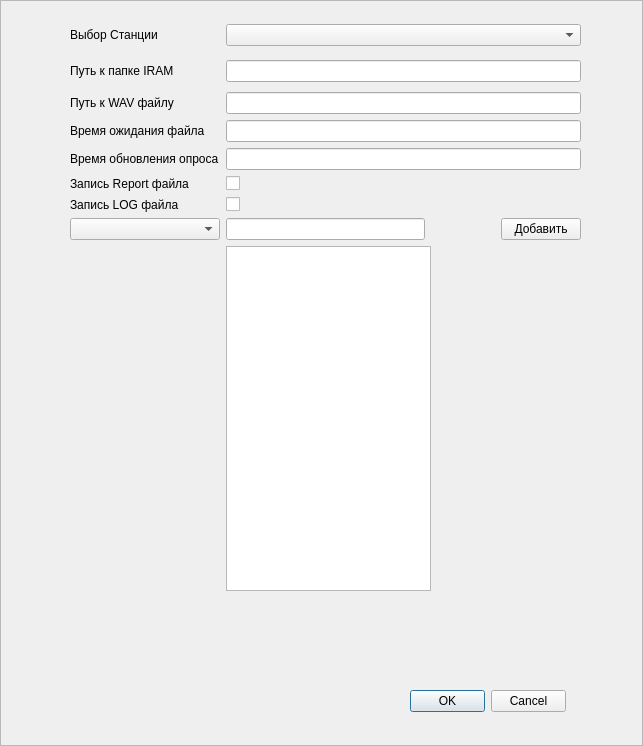
The window that Settings.ui (meteoaza/maint) describes before a commit, drawn with Qt 5.
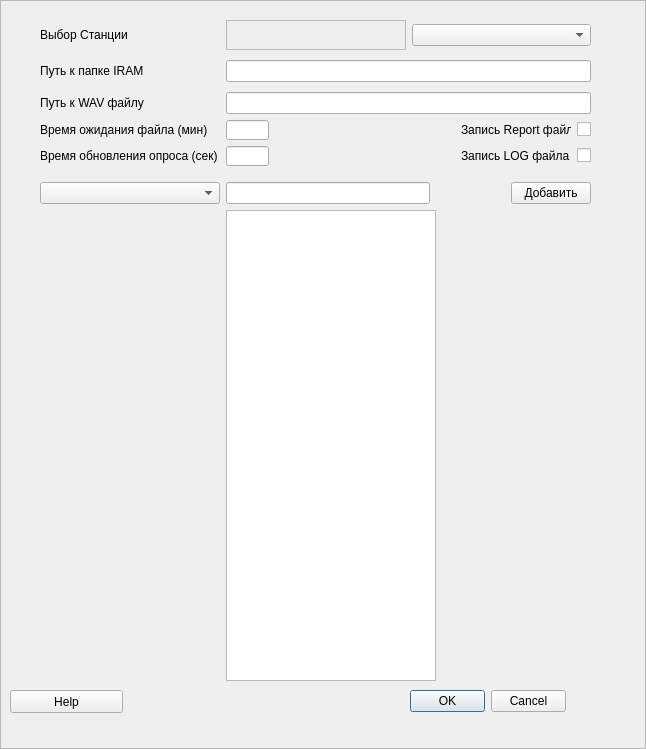
The same window after the commit. Icons and pictures are not drawn.

The edit to the form file:
```diff
--- a/Settings.ui
+++ b/Settings.ui
@@ -6,10 +6,16 @@
    <rect>
     <x>0</x>
     <y>0</y>
-    <width>643</width>
-    <height>746</height>
+    <width>646</width>
+    <height>749</height>
    </rect>
   </property>
+  <property name="maximumSize">
+   <size>
+    <width>646</width>
+    <height>749</height>
+   </size>
+  </property>
   <property name="windowTitle">
    <string>Настройки</string>
   </property>
@@ -23,14 +29,30 @@
   <widget class="QWidget" name="verticalLayoutWidget">
    <property name="geometry">
     <rect>
-     <x>70</x>
+     <x>40</x>
      <y>20</y>
-     <width>511</width>
-     <height>571</height>
+     <width>551</width>
+     <height>661</height>
     </rect>
    </property>
    <layout class="QGridLayout" name="gridLayout">
-    <item row="7" column="0">
+    <item row="5" column="0" alignment="Qt::AlignLeft">
+     <widget class="QLabel" name="label_4">
+      <property name="minimumSize">
+       <size>
+        <width>180</width>
+        <height>0</height>
+       </size>
+      </property>
+      <property name="text">
+       <string>Время обновления опроса (сек)</string>
+      </property>
+      <property name="alignment">
+       <set>Qt::AlignLeading|Qt::AlignLeft|Qt::AlignVCenter</set>
+      </property>
+     </widget>
+    </item>
+    <item row="8" column="0">
      <widget class="QComboBox" name="boxSensors">
       <property name="sizePolicy">
        <sizepolicy hsizetype="Preferred" vsizetype="Fixed">
@@ -40,22 +62,6 @@
       </property>
      </widget>
     </item>
-    <item row="4" column="0">
-     <widget class="QLabel" name="label_4">
-      <property name="minimumSize">
-       <size>
-        <width>150</width>
-        <height>0</height>
-       </size>
-      </property>
-      <property name="text">
-       <string>Время обновления опроса</string>
-      </property>
-      <property name="alignment">
-       <set>Qt::AlignLeading|Qt::AlignLeft|Qt::AlignVCenter</set>
-      </property>
-     </widget>
-    </item>
     <item row="1" column="0" alignment="Qt::AlignLeft">
      <widget class="QLabel" name="label_1">
       <property name="sizePolicy">
@@ -66,7 +72,7 @@
       </property>
       <property name="minimumSize">
        <size>
-        <width>150</width>
+        <width>180</width>
         <height>0</height>
        </size>
       </property>
@@ -84,35 +90,6 @@
       </property>
      </widget>
     </item>
-    <item row="5" column="1">
-     <widget class="QCheckBox" name="checkRepW">
-      <property name="minimumSize">
-       <size>
-        <width>0</width>
-        <height>15</height>
-       </size>
-      </property>
-      <property name="text">
-       <string/>
-      </property>
-     </widget>
-    </item>
-    <item row="5" column="0">
-     <widget class="QLabel" name="label_5">
-      <property name="minimumSize">
-       <size>
-        <width>150</width>
-        <height>0</height>
-       </size>
-      </property>
-      <property name="text">
-       <string>Запись Report файла</string>
-      </property>
-      <property name="alignment">
-       <set>Qt::AlignLeading|Qt::AlignLeft|Qt::AlignVCenter</set>
-      </property>
-     </widget>
-    </item>
     <item row="1" column="1">
      <widget class="QLineEdit" name="lineIRAM">
       <property name="minimumSize">
@@ -130,7 +107,7 @@
      <widget class="QLabel" name="label_2">
       <property name="minimumSize">
        <size>
-        <width>150</width>
+        <width>180</width>
         <height>0</height>
        </size>
       </property>
@@ -142,22 +119,6 @@
       </property>
      </widget>
     </item>
-    <item row="3" column="0">
-     <widget class="QLabel" name="label_3">
-      <property name="minimumSize">
-       <size>
-        <width>150</width>
-        <height>0</height>
-       </size>
-      </property>
-      <property name="text">
-       <string>Время ожидания файла</string>
-      </property>
-      <property name="alignment">
-       <set>Qt::AlignLeading|Qt::AlignLeft|Qt::AlignVCenter</set>
-      </property>
-     </widget>
-    </item>
     <item row="2" column="1">
      <widget class="QLineEdit" name="lineSND">
       <property name="minimumSize">
@@ -171,16 +132,19 @@
       </property>
      </widget>
     </item>
-    <item row="3" column="1">
-     <widget class="QLineEdit" name="lineFileT">
+    <item row="4" column="0">
+     <widget class="QLabel" name="label_3">
       <property name="minimumSize">
        <size>
-        <width>0</width>
-        <height>15</height>
+        <width>180</width>
+        <height>0</height>
        </size>
       </property>
-      <property name="focusPolicy">
-       <enum>Qt::StrongFocus</enum>
+      <property name="text">
+       <string>Время ожидания файла (мин)</string>
+      </property>
+      <property name="alignment">
+       <set>Qt::AlignLeading|Qt::AlignLeft|Qt::AlignVCenter</set>
       </property>
      </widget>
     </item>
@@ -194,7 +158,7 @@
       </property>
       <property name="minimumSize">
        <size>
-        <width>150</width>
+        <width>180</width>
         <height>0</height>
        </size>
       </property>
@@ -209,49 +173,7 @@
       </property>
      </widget>
     </item>
-    <item row="6" column="1">
-     <widget class="QCheckBox" name="checkLogW">
-      <property name="minimumSize">
-       <size>
-        <width>0</width>
-        <height>15</height>
-       </size>
-      </property>
-      <property name="text">
-       <string/>
-      </property>
-     </widget>
-    </item>
-    <item row="6" column="0">
-     <widget class="QLabel" name="label_6">
-      <property name="minimumSize">
-       <size>
-        <width>150</width>
-        <height>0</height>
-       </size>
-      </property>
-      <property name="text">
-       <string>Запись LOG файла</string>
-      </property>
-      <property name="alignment">
-       <set>Qt::AlignLeading|Qt::AlignLeft|Qt::AlignVCenter</set>
-      </property>
-     </widget>
-    </item>
-    <item row="4" column="1">
-     <widget class="QLineEdit" name="lineTimer">
-      <property name="minimumSize">
-       <size>
-        <width>0</width>
-        <height>15</height>
-       </size>
-      </property>
-      <property name="focusPolicy">
-       <enum>Qt::StrongFocus</enum>
-      </property>
-     </widget>
-    </item>
-    <item row="7" column="1">
+    <item row="8" column="1">
      <layout class="QHBoxLayout" name="horizontalLayout_2">
       <item>
        <widget class="QLineEdit" name="lineSensors">
@@ -273,7 +195,7 @@
         </property>
         <property name="sizeHint" stdset="0">
          <size>
-          <width>70</width>
+          <width>75</width>
           <height>20</height>
          </size>
         </property>
@@ -288,7 +210,7 @@
       </item>
      </layout>
     </item>
-    <item row="8" column="1">
+    <item row="9" column="1">
      <layout class="QHBoxLayout" name="horizontalLayout">
       <item>
        <layout class="QHBoxLayout" name="horizontalLayout_3">
@@ -322,6 +244,26 @@
     </item>
     <item row="0" column="1">
      <layout class="QHBoxLayout" name="horizontalLayout_4">
+      <item>
+       <widget class="QLabel" name="lineStation">
+        <property name="font">
+         <font>
+          <pointsize>15</pointsize>
+          <weight>75</weight>
+          <bold>true</bold>
+         </font>
+        </property>
+        <property name="frameShape">
+         <enum>QFrame::StyledPanel</enum>
+        </property>
+        <property name="text">
+         <string/>
+        </property>
+        <property name="alignment">
+         <set>Qt::AlignCenter</set>
+        </property>
+       </widget>
+      </item>
       <item>
        <widget class="QComboBox" name="boxStation">
         <property name="sizePolicy">
@@ -334,6 +276,165 @@
       </item>
      </layout>
     </item>
+    <item row="4" column="1">
+     <layout class="QHBoxLayout" name="horizontalLayout_7">
+      <item>
+       <widget class="QLineEdit" name="lineFileT">
+        <property name="sizePolicy">
+         <sizepolicy hsizetype="Expanding" vsizetype="Fixed">
+          <horstretch>0</horstretch>
+          <verstretch>0</verstretch>
+         </sizepolicy>
+        </property>
+        <property name="minimumSize">
+         <size>
+          <width>40</width>
+          <height>15</height>
+         </size>
+        </property>
+        <property name="focusPolicy">
+         <enum>Qt::StrongFocus</enum>
+        </property>
+       </widget>
+      </item>
+      <item>
+       <spacer name="horizontalSpacer_3">
+        <property name="orientation">
+         <enum>Qt::Horizontal</enum>
+        </property>
+        <property name="sizeHint" stdset="0">
+         <size>
+          <width>250</width>
+          <height>20</height>
+         </size>
+        </property>
+       </spacer>
+      </item>
+      <item>
+       <widget class="QLabel" name="label_5">
+        <property name="minimumSize">
+         <size>
+          <width>110</width>
+          <height>0</height>
+         </size>
+        </property>
+        <property name="text">
+         <string>Запись Report файла</string>
+        </property>
+        <property name="alignment">
+         <set>Qt::AlignLeading|Qt::AlignLeft|Qt::AlignVCenter</set>
+        </property>
+       </widget>
+      </item>
+      <item>
+       <widget class="QCheckBox" name="checkRepW">
+        <property name="minimumSize">
+         <size>
+          <width>0</width>
+          <height>15</height>
+         </size>
+        </property>
+        <property name="text">
+         <string/>
+        </property>
+       </widget>
+      </item>
+      <item>
+       <spacer name="horizontalSpacer_5">
+        <property name="orientation">
+         <enum>Qt::Horizontal</enum>
+        </property>
+        <property name="sizeHint" stdset="0">
+         <size>
+          <width>20</width>
+          <height>20</height>
+         </size>
+        </property>
+       </spacer>
+      </item>
+     </layout>
+    </item>
+    <item row="5" column="1">
+     <layout class="QHBoxLayout" name="horizontalLayout_8">
+      <item>
+       <widget class="QLineEdit" name="lineTimer">
+        <property name="sizePolicy">
+         <sizepolicy hsizetype="Expanding" vsizetype="Fixed">
+          <horstretch>0</horstretch>
+          <verstretch>0</verstretch>
+         </sizepolicy>
+        </property>
+        <property name="minimumSize">
+         <size>
+          <width>40</width>
+          <height>15</height>
+         </size>
+        </property>
+        <property name="focusPolicy">
+         <enum>Qt::StrongFocus</enum>
+        </property>
+       </widget>
+      </item>
+      <item>
+       <spacer name="horizontalSpacer_4">
+        <property name="orientation">
+         <enum>Qt::Horizontal</enum>
+        </property>
+        <property name="sizeHint" stdset="0">
+         <size>
+          <width>250</width>
+          <height>20</height>
+         </size>
+        </property>
+       </spacer>
+      </item>
+      <item>
+       <widget class="QLabel" name="label_6">
+        <property name="minimumSize">
+         <size>
+          <width>110</width>
+          <height>0</height>
+         </size>
+        </property>
+        <property name="text">
+         <string>Запись LOG файла</string>
+        </property>
+        <property name="alignment">
+         <set>Qt::AlignLeading|Qt::AlignLeft|Qt::AlignVCenter</set>
+        </property>
+       </widget>
+      </item>
+      <item>
+       <widget class="QCheckBox" name="checkLogW">
+        <property name="minimumSize">
+         <size>
+          <width>0</width>
+          <height>15</height>
+         </size>
+        </property>
+        <property name="text">
+         <string/>
+        </property>
+       </widget>
+      </item>
+     </layout>
+    </item>
+    <item row="6" column="1">
+     <spacer name="verticalSpacer">
+      <property name="orientation">
+       <enum>Qt::Vertical</enum>
+      </property>
+      <property name="sizeType">
+       <enum>QSizePolicy::Minimum</enum>
+      </property>
+      <property name="sizeHint" stdset="0">
+       <size>
+        <width>20</width>
+        <height>10</height>
+       </size>
+      </property>
+     </spacer>
+    </item>
    </layout>
   </widget>
   <widget class="QDialogButtonBox" name="buttOK">
@@ -355,6 +456,19 @@
     <bool>false</bool>
    </property>
   </widget>
+  <widget class="QPushButton" name="buttHelp">
+   <property name="geometry">
+    <rect>
+     <x>10</x>
+     <y>690</y>
+     <width>113</width>
+     <height>23</height>
+    </rect>
+   </property>
+   <property name="text">
+    <string>Help</string>
+   </property>
+  </widget>
  </widget>
  <tabstops>
   <tabstop>buttOK</tabstop>
```
Left out of the diff: 4 changed lines with no effect on the pictures.
